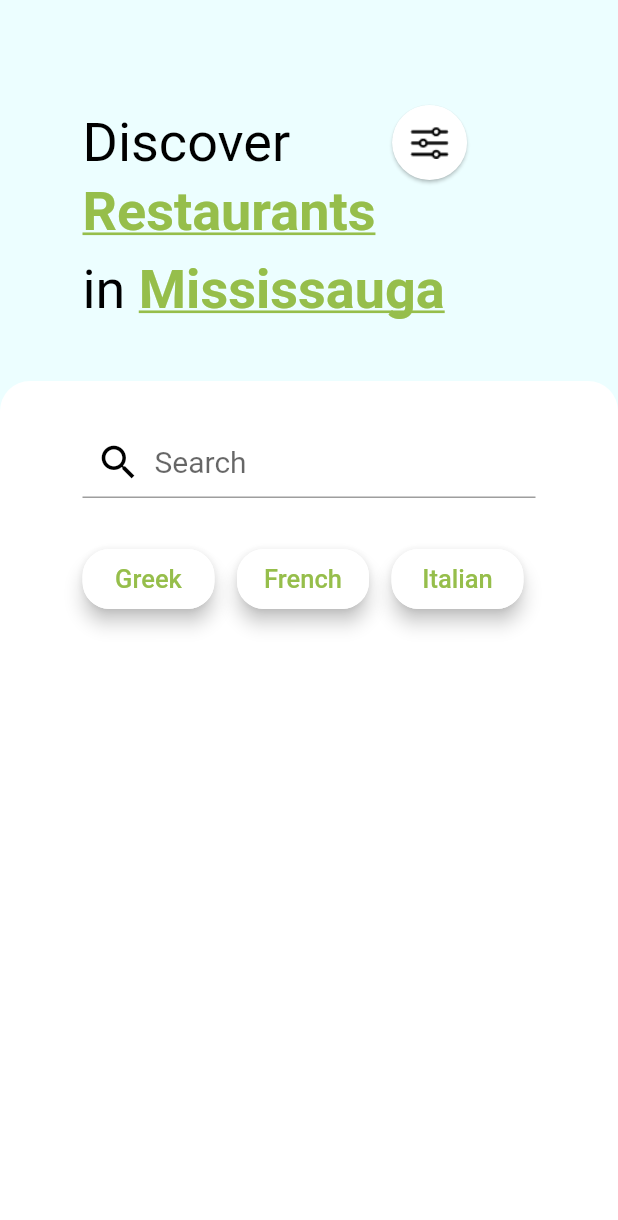
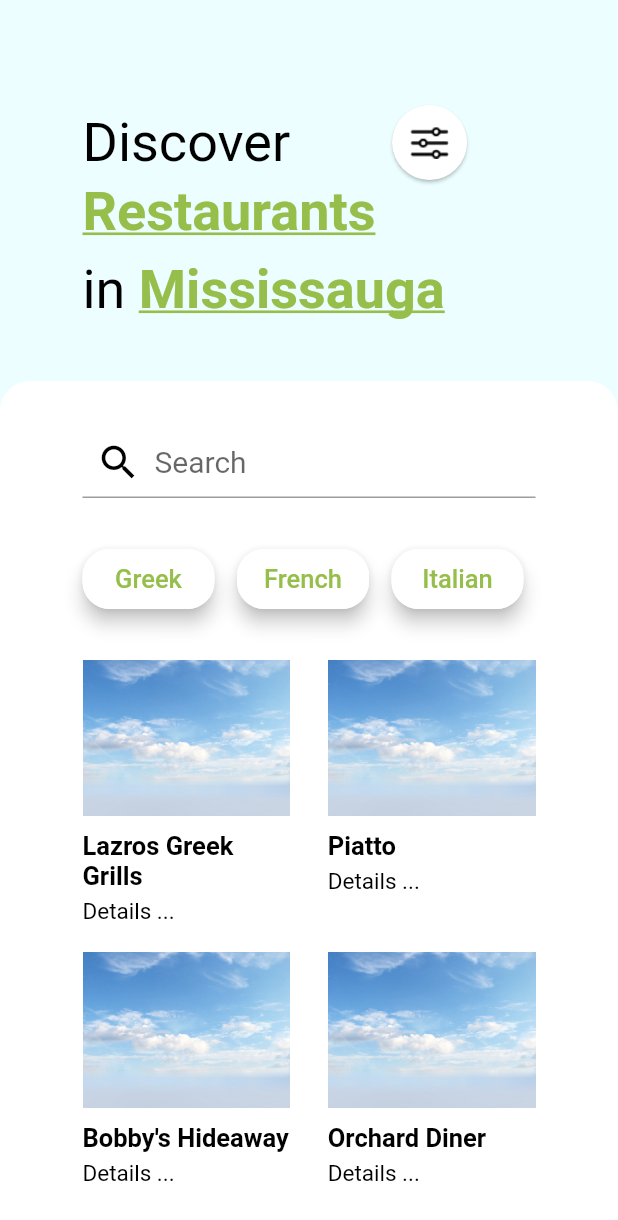
Before and after one commit to ivanmudarth/Lokal, a Flutter app: the screen it shows after launch, on a phone screen of 412 x 824 dp. Shown: the top 1220 px of the screen. Run offline on Flutter 3.47's test engine with Material 2 defaults, Android fonts, the phone set to English and light mode, and no system bars.

Commit message:
gridview added

```diff
--- a/lokal/lib/home.dart
+++ b/lokal/lib/home.dart
@@ -1,5 +1,4 @@
 import 'package:flutter/material.dart';
-import 'package:flutter_svg/svg.dart';
 
 class HomePage extends StatelessWidget {
   @override
@@ -112,6 +111,46 @@ class HomePage extends StatelessWidget {
                           SizedBox(width: 15),
                           CategoryButton(text: "Italian")
                         ],
+                      ),
+                      SizedBox(height: 30),
+                      SizedBox(
+                          height: 10000,
+                          child: GridView.count(
+                            // padding: EdgeInsets.zero,
+                            crossAxisCount: 2,
+                            childAspectRatio: 0.75,
+                            crossAxisSpacing: 25,
+                            mainAxisSpacing: 10,
+                            children: [
+                              for (var i in count)
+                                Column(
+                                  crossAxisAlignment: CrossAxisAlignment.start,
+                                  children: [
+                                    Image.asset('assets/images/biz$i.png'),
+                                    SizedBox(height: 10),
+                                    RichText(
+                                      text: TextSpan(
+                                        text: bizList[i - 1],
+                                        style: TextStyle(
+                                            fontSize: 17,
+                                            fontWeight: FontWeight.bold,
+                                            color: Colors.black),
+                                      ),
+                                    ),
+                                    SizedBox(height: 5),
+                                    RichText(
+                                        text: TextSpan(
+                                      text: "Details ...",
+                                      style: TextStyle(
+                                          fontSize: 15, color: Colors.black),
+                                    )),
+                                  ],
+                                )
+                            ],
+                          )),
+                      SizedBox(height: 30),
+                      Column(
+                        children: [CategoryButton(text: "Load More...")],
                       )
                     ],
                   ),
@@ -123,6 +162,16 @@ class HomePage extends StatelessWidget {
       ],
     );
   }
+
+  final count = [1, 2, 3, 4, 5, 6];
+  final bizList = [
+    "Lazros Greek Grills",
+    "Piatto",
+    "Bobby's Hideaway",
+    "Orchard Diner",
+    " Grill House",
+    "Mo's Restaurant"
+  ];
 
   // ignore: non_constant_identifier_names
   Widget CategoryButton({String text}) {
```
Also changed, not shown: lokal/assets/images/biz1.png (added), lokal/assets/images/biz2.png (added), lokal/assets/images/biz3.png (added), lokal/assets/images/biz4.png (added), lokal/assets/images/biz5.png (added), lokal/assets/images/biz6.png (added).
